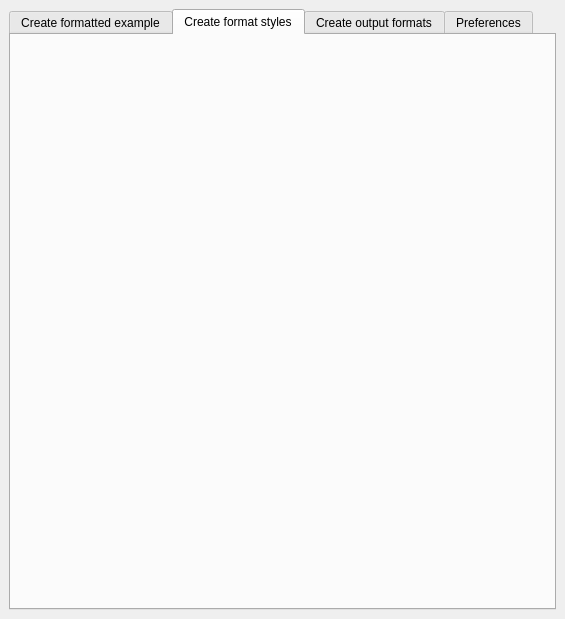
Before: the Qt Designer form MainAppDesign.ui in SamDelaney/LITE, drawn with Qt 5.
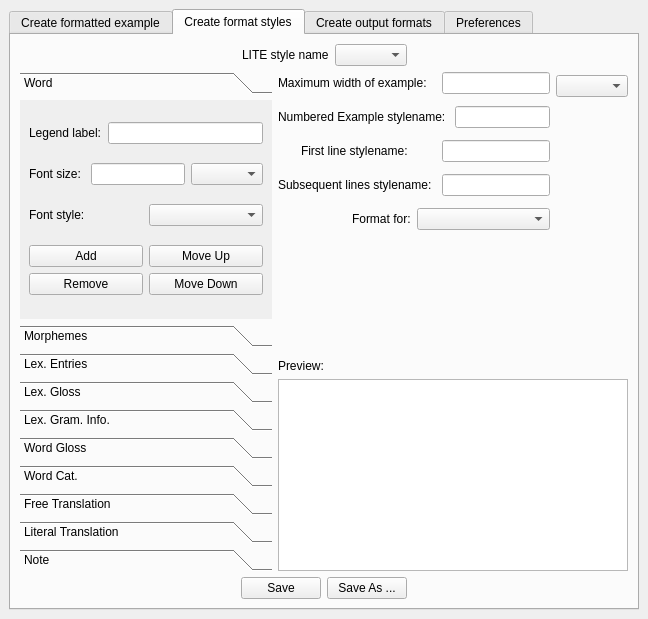
After: the same form once the commit is applied. The open tabs and pages were chosen to show the change.

Commit message: First Draft of Format Style Tab UI.

```diff
--- a/MainAppDesign.ui
+++ b/MainAppDesign.ui
@@ -6,7 +6,7 @@
    <rect>
     <x>0</x>
     <y>0</y>
-    <width>565</width>
+    <width>648</width>
     <height>619</height>
    </rect>
   </property>
@@ -437,6 +437,379 @@
        <attribute name="title">
         <string>Create format styles</string>
        </attribute>
+       <layout class="QVBoxLayout" name="verticalLayout_6">
+        <item>
+         <layout class="QHBoxLayout" name="styleNameLayout">
+          <item>
+           <spacer name="horizontalSpacer_11">
+            <property name="orientation">
+             <enum>Qt::Horizontal</enum>
+            </property>
+            <property name="sizeHint" stdset="0">
+             <size>
+              <width>40</width>
+              <height>20</height>
+             </size>
+            </property>
+           </spacer>
+          </item>
+          <item>
+           <widget class="QLabel" name="LITEStyleNameLabel">
+            <property name="text">
+             <string>LITE style name</string>
+            </property>
+           </widget>
+          </item>
+          <item>
+           <widget class="QComboBox" name="comboBox_2"/>
+          </item>
+          <item>
+           <spacer name="StyleSelectionLayout">
+            <property name="orientation">
+             <enum>Qt::Horizontal</enum>
+            </property>
+            <property name="sizeHint" stdset="0">
+             <size>
+              <width>40</width>
+              <height>20</height>
+             </size>
+            </property>
+           </spacer>
+          </item>
+         </layout>
+        </item>
+        <item>
+         <layout class="QHBoxLayout" name="formatStyleBodyLayout">
+          <item>
+           <widget class="QToolBox" name="toolBox">
+            <property name="acceptDrops">
+             <bool>true</bool>
+            </property>
+            <property name="currentIndex">
+             <number>0</number>
+            </property>
+            <widget class="QWidget" name="WordPage">
+             <property name="geometry">
+              <rect>
+               <x>0</x>
+               <y>0</y>
+               <width>227</width>
+               <height>226</height>
+              </rect>
+             </property>
+             <property name="acceptDrops">
+              <bool>true</bool>
+             </property>
+             <attribute name="label">
+              <string>Word</string>
+             </attribute>
+             <layout class="QVBoxLayout" name="verticalLayout_7">
+              <item>
+               <layout class="QHBoxLayout" name="legendLabeLayout">
+                <item>
+                 <widget class="QLabel" name="legendLabelLabel">
+                  <property name="text">
+                   <string>Legend label:</string>
+                  </property>
+                 </widget>
+                </item>
+                <item>
+                 <widget class="QLineEdit" name="legendLabelLineEdit"/>
+                </item>
+               </layout>
+              </item>
+              <item>
+               <layout class="QHBoxLayout" name="fontSizeLayout">
+                <item>
+                 <widget class="QLabel" name="fontSizeLabel">
+                  <property name="text">
+                   <string>Font size: </string>
+                  </property>
+                 </widget>
+                </item>
+                <item>
+                 <widget class="QLineEdit" name="fontSizeLineEdit"/>
+                </item>
+                <item>
+                 <widget class="QComboBox" name="fontSizeComboBox"/>
+                </item>
+               </layout>
+              </item>
+              <item>
+               <layout class="QHBoxLayout" name="fontStyleLayout">
+                <item>
+                 <widget class="QLabel" name="fontStyleLabel">
+                  <property name="text">
+                   <string>Font style: </string>
+                  </property>
+                 </widget>
+                </item>
+                <item>
+                 <widget class="QComboBox" name="fontStyleComboBox"/>
+                </item>
+               </layout>
+              </item>
+              <item>
+               <layout class="QGridLayout" name="gridLayout_2">
+                <item row="0" column="0">
+                 <widget class="QPushButton" name="addWordButton">
+                  <property name="text">
+                   <string>Add</string>
+                  </property>
+                 </widget>
+                </item>
+                <item row="0" column="1">
+                 <widget class="QPushButton" name="moveWordUpButton">
+                  <property name="text">
+                   <string>Move Up</string>
+                  </property>
+                 </widget>
+                </item>
+                <item row="1" column="0">
+                 <widget class="QPushButton" name="removeWordButton">
+                  <property name="text">
+                   <string>Remove</string>
+                  </property>
+                 </widget>
+                </item>
+                <item row="1" column="1">
+                 <widget class="QPushButton" name="moveWordDownButton">
+                  <property name="text">
+                   <string>Move Down</string>
+                  </property>
+                 </widget>
+                </item>
+               </layout>
+              </item>
+             </layout>
+            </widget>
+            <widget class="QWidget" name="MorphemesPage">
+             <property name="geometry">
+              <rect>
+               <x>0</x>
+               <y>0</y>
+               <width>146</width>
+               <height>226</height>
+              </rect>
+             </property>
+             <property name="acceptDrops">
+              <bool>true</bool>
+             </property>
+             <attribute name="label">
+              <string>Morphemes</string>
+             </attribute>
+            </widget>
+            <widget class="QWidget" name="LexEntriesPage">
+             <attribute name="label">
+              <string>Lex. Entries</string>
+             </attribute>
+            </widget>
+            <widget class="QWidget" name="LexGlossPage">
+             <attribute name="label">
+              <string>Lex. Gloss</string>
+             </attribute>
+            </widget>
+            <widget class="QWidget" name="LexGramInfoPage">
+             <attribute name="label">
+              <string>Lex. Gram. Info.</string>
+             </attribute>
+            </widget>
+            <widget class="QWidget" name="WordGlossPage">
+             <attribute name="label">
+              <string>Word Gloss</string>
+             </attribute>
+            </widget>
+            <widget class="QWidget" name="WordCatPage">
+             <attribute name="label">
+              <string>Word Cat.</string>
+             </attribute>
+            </widget>
+            <widget class="QWidget" name="FreeTranslationPage">
+             <attribute name="label">
+              <string>Free Translation</string>
+             </attribute>
+            </widget>
+            <widget class="QWidget" name="LiteralTranslationPage">
+             <attribute name="label">
+              <string>Literal Translation</string>
+             </attribute>
+            </widget>
+            <widget class="QWidget" name="NotePage">
+             <attribute name="label">
+              <string>Note</string>
+             </attribute>
+            </widget>
+           </widget>
+          </item>
+          <item>
+           <layout class="QVBoxLayout" name="verticalLayout_9">
+            <item>
+             <layout class="QGridLayout" name="gridLayout">
+              <item row="2" column="0">
+               <layout class="QHBoxLayout" name="ExStyleNameLayout">
+                <property name="bottomMargin">
+                 <number>6</number>
+                </property>
+                <item alignment="Qt::AlignRight">
+                 <widget class="QLabel" name="ExStyleNameLabel">
+                  <property name="text">
+                   <string>Numbered Example stylename: </string>
+                  </property>
+                 </widget>
+                </item>
+                <item>
+                 <widget class="QLineEdit" name="lineEdit"/>
+                </item>
+               </layout>
+              </item>
+              <item row="3" column="0">
+               <layout class="QHBoxLayout" name="firstLineStylenameLayout">
+                <property name="bottomMargin">
+                 <number>6</number>
+                </property>
+                <item alignment="Qt::AlignRight">
+                 <widget class="QLabel" name="firstLineStylenameLabel">
+                  <property name="text">
+                   <string>First line stylename: </string>
+                  </property>
+                 </widget>
+                </item>
+                <item alignment="Qt::AlignRight">
+                 <widget class="QLineEdit" name="firstLineStylenameLineEdit"/>
+                </item>
+               </layout>
+              </item>
+              <item row="4" column="0">
+               <layout class="QHBoxLayout" name="subLinesStylenameLayout">
+                <property name="bottomMargin">
+                 <number>6</number>
+                </property>
+                <item alignment="Qt::AlignRight">
+                 <widget class="QLabel" name="subLinesStylenameLabel">
+                  <property name="text">
+                   <string>Subsequent lines stylename: </string>
+                  </property>
+                 </widget>
+                </item>
+                <item alignment="Qt::AlignRight">
+                 <widget class="QLineEdit" name="subLinesStylenameLineEdit"/>
+                </item>
+               </layout>
+              </item>
+              <item row="5" column="0">
+               <layout class="QHBoxLayout" name="formatForLayout">
+                <property name="bottomMargin">
+                 <number>6</number>
+                </property>
+                <item alignment="Qt::AlignRight">
+                 <widget class="QLabel" name="FormatForLabel">
+                  <property name="text">
+                   <string>Format for:</string>
+                  </property>
+                 </widget>
+                </item>
+                <item>
+                 <widget class="QComboBox" name="formatForComboBox"/>
+                </item>
+               </layout>
+              </item>
+              <item row="1" column="0">
+               <layout class="QHBoxLayout" name="maxWidthLayout">
+                <property name="sizeConstraint">
+                 <enum>QLayout::SetMaximumSize</enum>
+                </property>
+                <property name="bottomMargin">
+                 <number>6</number>
+                </property>
+                <item alignment="Qt::AlignRight">
+                 <widget class="QLabel" name="maxWidthLabel">
+                  <property name="text">
+                   <string>Maximum width of example: </string>
+                  </property>
+                 </widget>
+                </item>
+                <item alignment="Qt::AlignRight">
+                 <widget class="QLineEdit" name="widthLineEdit"/>
+                </item>
+               </layout>
+              </item>
+              <item row="1" column="1">
+               <widget class="QComboBox" name="unitSelectionComboBox"/>
+              </item>
+             </layout>
+            </item>
+            <item>
+             <spacer name="verticalSpacer">
+              <property name="orientation">
+               <enum>Qt::Vertical</enum>
+              </property>
+              <property name="sizeHint" stdset="0">
+               <size>
+                <width>20</width>
+                <height>40</height>
+               </size>
+              </property>
+             </spacer>
+            </item>
+            <item>
+             <widget class="QLabel" name="previewLabel">
+              <property name="text">
+               <string>Preview:</string>
+              </property>
+             </widget>
+            </item>
+            <item>
+             <widget class="QTextBrowser" name="textBrowser"/>
+            </item>
+           </layout>
+          </item>
+         </layout>
+        </item>
+        <item>
+         <layout class="QHBoxLayout" name="saveFormatStyleButtonsLayout">
+          <item>
+           <spacer name="horizontalSpacer_14">
+            <property name="orientation">
+             <enum>Qt::Horizontal</enum>
+            </property>
+            <property name="sizeHint" stdset="0">
+             <size>
+              <width>40</width>
+              <height>20</height>
+             </size>
+            </property>
+           </spacer>
+          </item>
+          <item alignment="Qt::AlignHCenter">
+           <widget class="QPushButton" name="SaveFormatStyleButton">
+            <property name="text">
+             <string>Save</string>
+            </property>
+           </widget>
+          </item>
+          <item alignment="Qt::AlignHCenter">
+           <widget class="QPushButton" name="SaveAsFormatStyleButton">
+            <property name="text">
+             <string>Save As ...</string>
+            </property>
+           </widget>
+          </item>
+          <item>
+           <spacer name="horizontalSpacer_15">
+            <property name="orientation">
+             <enum>Qt::Horizontal</enum>
+            </property>
+            <property name="sizeHint" stdset="0">
+             <size>
+              <width>40</width>
+              <height>20</height>
+             </size>
+            </property>
+           </spacer>
+          </item>
+         </layout>
+        </item>
+       </layout>
       </widget>
       <widget class="QWidget" name="outputFormats">
        <attribute name="title">
```
Left out of the diff: 46 changed lines with no effect on the pictures. The commit also changes 1 other file.
